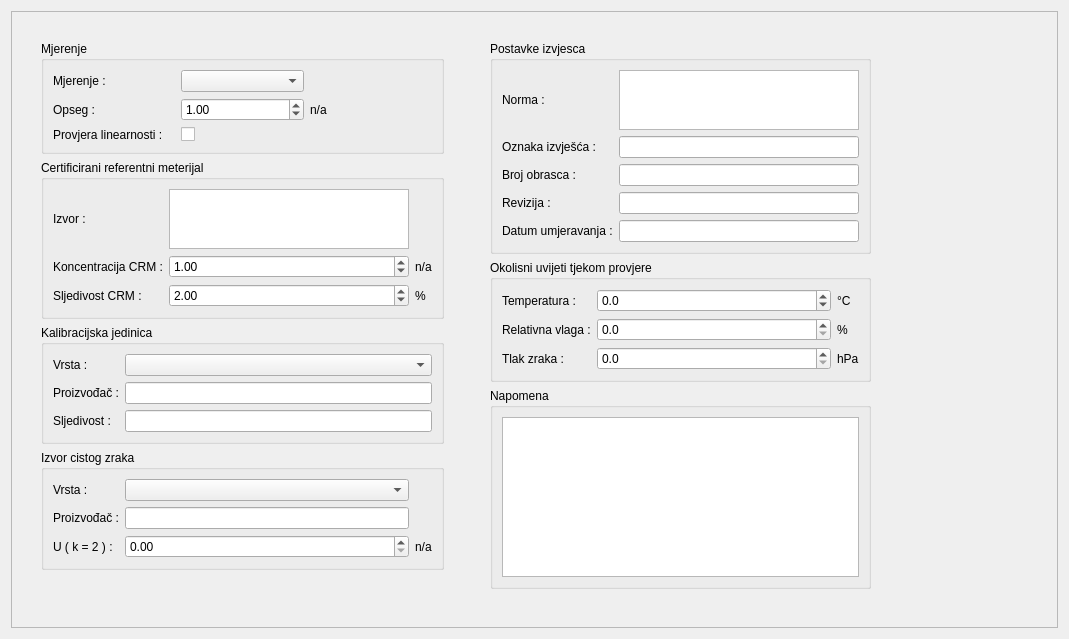
The window that app/view/uiFiles/tab_postavke.ui (vmilic/umjeravanje) describes before a commit, drawn with Qt 5.
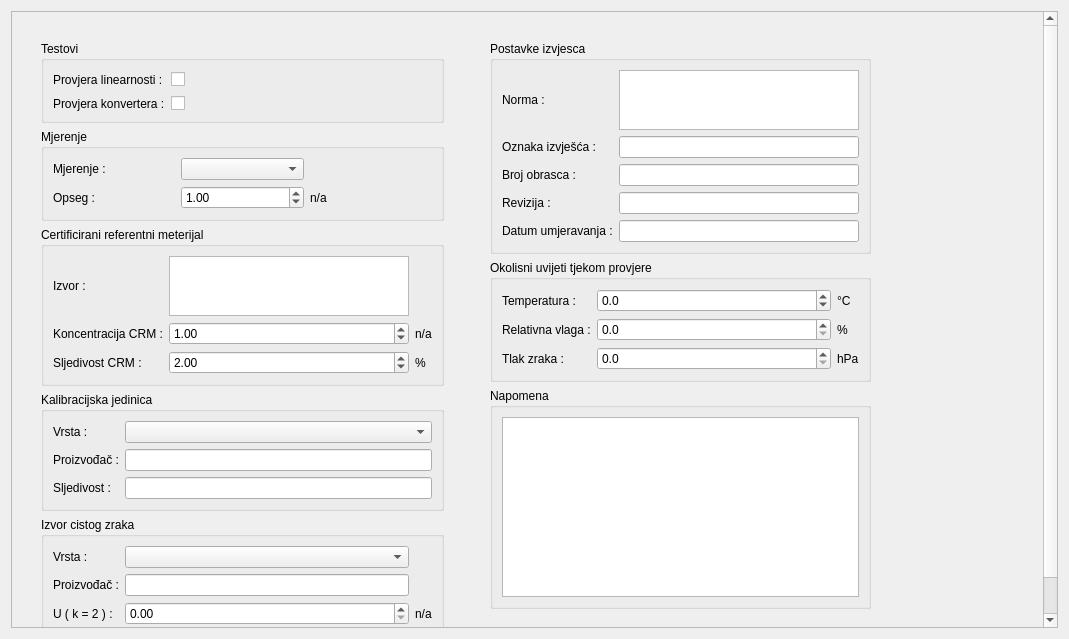
The same window after the commit.

Patch:
```diff
--- a/app/view/uiFiles/tab_postavke.ui
+++ b/app/view/uiFiles/tab_postavke.ui
@@ -34,6 +34,56 @@
          <property name="margin">
           <number>20</number>
          </property>
+         <item>
+          <widget class="QGroupBox" name="groupBox_8">
+           <property name="title">
+            <string>Testovi</string>
+           </property>
+           <layout class="QGridLayout" name="gridLayout">
+            <item row="0" column="0">
+             <widget class="QLabel" name="label_2">
+              <property name="text">
+               <string>Provjera linearnosti :</string>
+              </property>
+             </widget>
+            </item>
+            <item row="0" column="1">
+             <widget class="QCheckBox" name="checkLinearnost">
+              <property name="text">
+               <string/>
+              </property>
+             </widget>
+            </item>
+            <item row="0" column="2">
+             <spacer name="horizontalSpacer">
+              <property name="orientation">
+               <enum>Qt::Horizontal</enum>
+              </property>
+              <property name="sizeHint" stdset="0">
+               <size>
+                <width>40</width>
+                <height>20</height>
+               </size>
+              </property>
+             </spacer>
+            </item>
+            <item row="1" column="0">
+             <widget class="QLabel" name="label">
+              <property name="text">
+               <string>Provjera konvertera :</string>
+              </property>
+             </widget>
+            </item>
+            <item row="1" column="1">
+             <widget class="QCheckBox" name="checkBoxKonverterTab">
+              <property name="text">
+               <string/>
+              </property>
+             </widget>
+            </item>
+           </layout>
+          </widget>
+         </item>
          <item>
           <widget class="QGroupBox" name="groupBox">
            <property name="title">
@@ -74,20 +124,6 @@
             <item row="0" column="1">
              <widget class="QComboBox" name="comboMjerenje"/>
             </item>
-            <item row="4" column="0">
-             <widget class="QLabel" name="label_2">
-              <property name="text">
-               <string>Provjera linearnosti :</string>
-              </property>
-             </widget>
-            </item>
-            <item row="4" column="1">
-             <widget class="QCheckBox" name="checkLinearnost">
-              <property name="text">
-               <string/>
-              </property>
-             </widget>
-            </item>
            </layout>
           </widget>
          </item>
```
